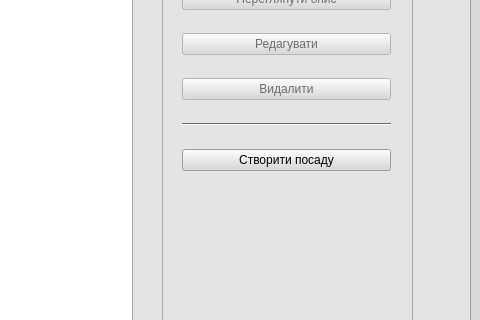
First picture: the form in hr_department.ui, repository landrew31/db_course_work, before the edit; both pictures show x 880 to 1360 and y 115 to 435 of the 1360 by 760 pixel window.
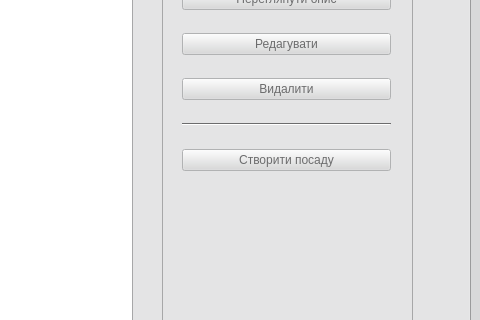
Second picture: the form after the edit. The open tabs and pages were chosen to show the change.

Patch:
```diff
--- a/hr_department.ui
+++ b/hr_department.ui
@@ -929,6 +929,9 @@
        <layout class="QGridLayout" name="gridLayout_3">
         <item row="5" column="0">
          <widget class="QPushButton" name="button_addPosition">
+          <property name="enabled">
+           <bool>false</bool>
+          </property>
           <property name="cursor">
            <cursorShape>PointingHandCursor</cursorShape>
           </property>
```
Left out of the diff: 2 changed lines with no effect on the pictures.
